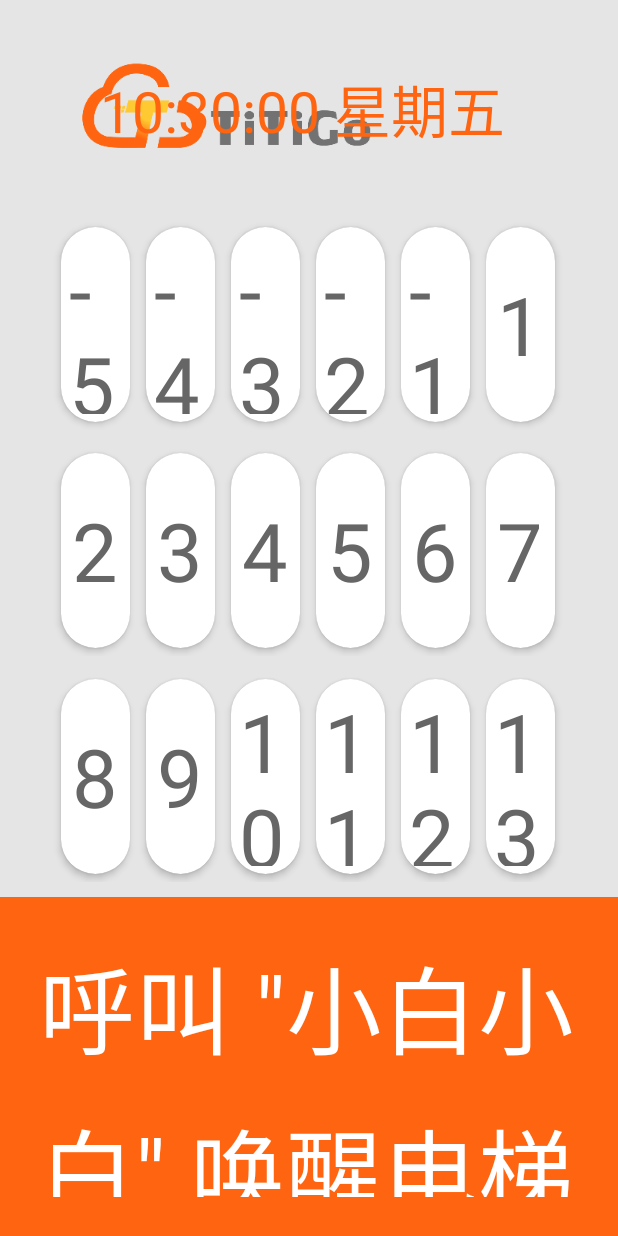
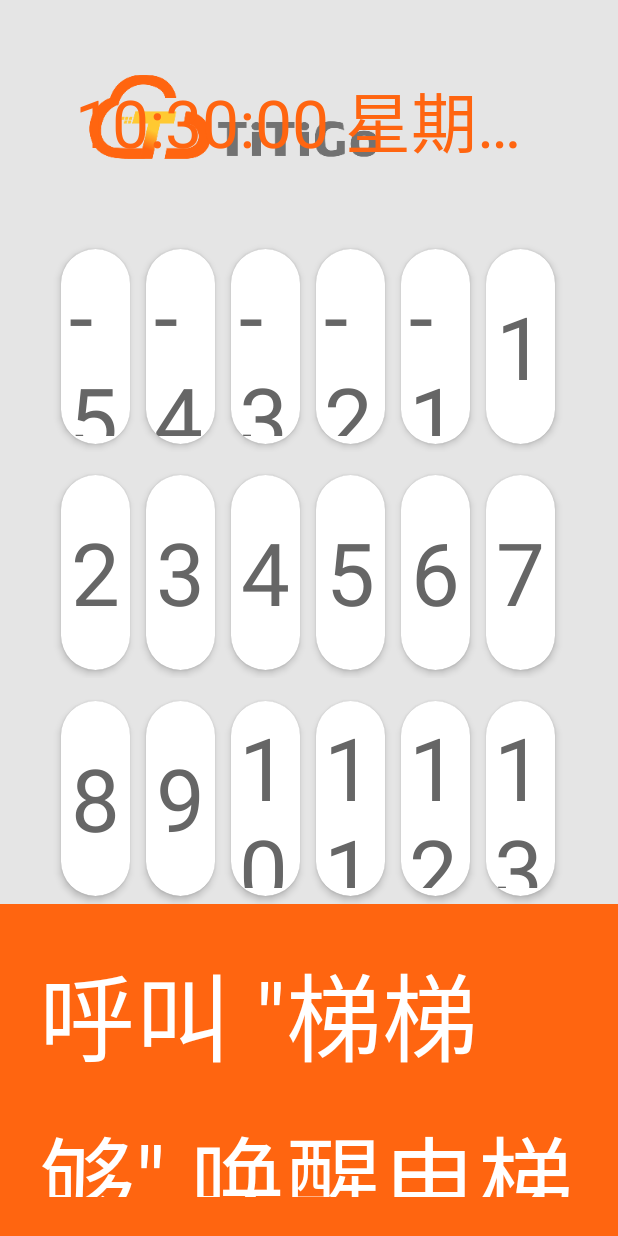
Before and after one commit to canqihe/IFLY_Demo, an Android app: the first screen one second after launch (TakeElevatorActivity), on a phone screen of 412 x 824 dp. Run offline under Robolectric (Android 15) with nearby library versions, the light colour scheme and no system bars; our stand-ins replace ButterKnife; libraries missing offline, so code that uses them is left out: me.f1reking.serialportlib; 22 statements that could not run were skipped.

Commit message:
改变唤醒词 titigo

```diff
--- a/app/build.gradle
+++ b/app/build.gradle
@@ -43,11 +43,9 @@ dependencies {
     testImplementation 'junit:junit:4.12'
     androidTestImplementation 'androidx.test.ext:junit:1.1.1'
     androidTestImplementation 'androidx.test.espresso:espresso-core:3.2.0'
-    implementation files('libs/Msc.jar')
     // 黄油刀
     implementation 'com.jakewharton:butterknife:10.0.0'
     annotationProcessor 'com.jakewharton:butterknife-compiler:10.0.0'
-    implementation files('libs/commons-lang3-3.1.jar')
     //CardView
     implementation 'androidx.cardview:cardview:1.0.0'
     //串口通信
@@ -56,5 +54,6 @@ dependencies {
     implementation 'com.linsea:universalvideoview:1.0.0@aar'
     //网络库 封装RXjava2+Retrofit+okhttp
     implementation 'com.zhouyou:rxeasyhttp:2.1.5'
-
+    implementation files('libs/Msc.jar')
+    implementation files('libs/commons-lang3-3.1.jar')
 }
--- a/app/src/main/java/com/true_u/ifly_elevator/TakeElevatorActivity.java
+++ b/app/src/main/java/com/true_u/ifly_elevator/TakeElevatorActivity.java
@@ -10,6 +10,7 @@ import android.util.Log;
 import android.view.Menu;
 import android.view.MenuInflater;
 import android.view.MenuItem;
+import android.view.View;
 import android.widget.GridView;
 import android.widget.TextView;
 import android.widget.Toast;
@@ -69,6 +70,9 @@ public class TakeElevatorActivity extends AppCompatActivity {
     @BindView(R.id.isr_text)
     TextView voiceText;
 
+    @BindView(R.id.floor_num_text)
+    TextView floorNumText;
+
     @BindView(R.id.grid_view)
     GridView gridView;
 
@@ -114,6 +118,7 @@ public class TakeElevatorActivity extends AppCompatActivity {
     private SerialPortHelper mSerialPortHelper;
     //没有匹配结果次数
     private int recognitionCount;
+    private int trustFailCount;
 
     private String videoPath;
 
@@ -165,8 +170,9 @@ public class TakeElevatorActivity extends AppCompatActivity {
         for (int i = 1; i <= highFloor; i++) {
             list.add(i);
         }
-        floorAdapter = new FloorAdapter(TakeElevatorActivity.this, list, floorList);
+        floorAdapter = new FloorAdapter(TakeElevatorActivity.this);
         gridView.setAdapter(floorAdapter);
+        floorAdapter.updateData(list, floorList, 0);
     }
 
 
@@ -177,24 +183,38 @@ public class TakeElevatorActivity extends AppCompatActivity {
 
         @Override
         public void onVolumeChanged(int volume, byte[] data) {
-            Log.d(TAG, "打印-当前正在说话，音量大小：" + volume);
+            Log.d(TAG, "当前正在说话，音量大小：" + volume);
             siriWaveView.setVolume(volume);
         }
 
         @Override
         public void onResult(final RecognizerResult result, boolean isLast) {
             if (null != result && !TextUtils.isEmpty(result.getResultString())) {
-                Log.d(TAG, "打印-JSON" + result.getResultString());
+                Log.d(TAG, "JSON解析-" + result.getResultString());
                 floorNum = parseJson(result);//解析json
                 if (trust > 30) {//置信度大于30
+                    trustFailCount = 0;
                     sendPortMsg(floorNum); //发送串口数据
                     mTts.startSpeaking(floorNum + "楼", mTtsListener);
-                    voiceText.setText(floorNum + "楼");
+//                    voiceText.setText(floorNum + "楼");
+                    voiceText.setVisibility(View.INVISIBLE);
+                    floorNumText.setVisibility(View.VISIBLE);
+                    floorNumText.setText(floorNum + "楼");
                     floorList.add(floorNum);
+                    floorAdapter.updateData(list, floorList, 0);
                     floorAdapter.notifyDataSetChanged();
                 } else {
-                    mTts.startSpeaking("没听清，再说一次", mTtsListener);
-                    voiceText.setText("没听清，再说一次");
+                    floorNumText.setVisibility(View.INVISIBLE);
+                    trustFailCount++;
+                    if (trustFailCount <= 3) {
+                        voiceText.setVisibility(View.VISIBLE);
+                        mTts.startSpeaking("没听清。", mTtsListener);
+                        voiceText.setText("没听清。");
+                    } else {
+                        trustFailCount = 0;
+                        mTts.startSpeaking("我先离开，稍后回来", null);
+                        voiceWake();//继续监听唤醒
+                    }
                 }
             } else {
                 Log.d(TAG, "打印- null");
@@ -220,9 +240,9 @@ public class TakeElevatorActivity extends AppCompatActivity {
             if (recognitionCount < 3) {
                 startRecognize();
             } else {
+                recognitionCount = 0;
                 mTts.startSpeaking("我先离开，稍后回来", null);
                 voiceWake();//继续监听唤醒
-                recognitionCount = 0;
             }
         }
 
@@ -370,6 +390,11 @@ public class TakeElevatorActivity extends AppCompatActivity {
         mSerialPortHelper.setParity(PARITY.getParity(PARITY.NONE));
         mSerialPortHelper.setFlowCon(FLOWCON.getFlowCon(FLOWCON.NONE));
 
+        /*String[] paths = mSerialPortHelper.getAllDeicesPath();
+        for (int i = 0; i < mSerialPortHelper.getAllDeicesPath().length; i++) {
+            Log.e("打印-串口列表：", paths[i] + "");
+        }*/
+
         mSerialPortHelper.setIOpenSerialPortListener(new IOpenSerialPortListener() {
             @Override
             public void onSuccess(final File device) {
@@ -395,21 +420,28 @@ public class TakeElevatorActivity extends AppCompatActivity {
             //接收数据回调
             @Override
             public void onDataReceived(byte[] bytes) {
-                Log.d("打印-串口数据", "onDataReceived: " + HexUtils.byteArrToHex(bytes));
-
-                list.clear();
-
-                list = HexUtils.getDataNum(bytes);
-                for (int i = 0; i < list.size(); i++) {
-                    Log.e("打印-接收的楼层：", list.get(i) + "楼");
+                Log.d("打印-串口数据", "接收回调: " + HexUtils.byteArrToHex(bytes));
+                for (int i = 0; i < bytes.length; i++) Log.d("打印-bytes", i + "：" + bytes[i]);
+                if (bytes[0] == -91) {
+                    floorList.clear();
+                    floorList = HexUtils.getDataNum(bytes);
+                    for (int i = 0; i < floorList.size(); i++) {
+                        Log.e("打印-接收的串口数据：", "下标-" + floorList.get(i));
+                    }
+                    TakeElevatorActivity.this.runOnUiThread(new Runnable() {
+                        @Override
+                        public void run() {
+                            floorAdapter.updateData(list, floorList, 1);
+                            floorAdapter.notifyDataSetChanged();
+                        }
+                    });
                 }
-                // floorAdapter.notifyDataSetChanged();
             }
 
             //发送数据回调
             @Override
             public void onDataSend(byte[] bytes) {
-                Log.d("打印-串口数据", "onDataSend: " + Arrays.toString(bytes));
+                Log.d("打印-串口数据", "发送回调: " + Arrays.toString(bytes));
             }
         });
         Log.d("打印-串口数据", "open: " + mSerialPortHelper.open());
@@ -449,10 +481,11 @@ public class TakeElevatorActivity extends AppCompatActivity {
             return;
         }
 
+        floorNumText.setVisibility(View.INVISIBLE);
         siriWaveView.startAnim();
         voiceText.setBackgroundColor(Color.parseColor("#000000"));
         voiceText.setText("请继续\n我在听...");
-
+        voiceText.setVisibility(View.VISIBLE);
         ret = mVoiceRecognition.startListening(mRecognizerListener);
 
         if (ret != ErrorCode.SUCCESS) {
@@ -530,6 +563,8 @@ public class TakeElevatorActivity extends AppCompatActivity {
 //        mWake = VoiceWakeuper.getWakeuper();
         Log.d(TAG, "打印-进入唤醒状态！ ");
 
+        floorNumText.setVisibility(View.INVISIBLE);
+        voiceText.setVisibility(View.VISIBLE);
         voiceText.setText(R.string.ttg_desc);
         voiceText.setBackgroundColor(Color.parseColor("#ff6510"));
         if (mWake != null) {
@@ -627,6 +662,7 @@ public class TakeElevatorActivity extends AppCompatActivity {
             @Override
             public void run() {
                 Toast.makeText(TakeElevatorActivity.this, str, Toast.LENGTH_SHORT).show();
+                voiceText.setText(str);
             }
         });
     }
--- a/app/src/main/java/com/true_u/ifly_elevator/adapter/FloorAdapter.java
+++ b/app/src/main/java/com/true_u/ifly_elevator/adapter/FloorAdapter.java
@@ -23,25 +23,35 @@ import androidx.cardview.widget.CardView;
  * E-mail: hecanqi168@gmail.com
  */
 public class FloorAdapter extends BaseAdapter {
-    private Context context;
-    private List<Integer> mList;
-    private List<Integer> floorList;
+    Context context;
+    List<Integer> mList;
+    List<Integer> floorList;
+    int Devflag;//0设备 1串口
 
-    public FloorAdapter(Context context, List<Integer> list, List<Integer> floorList) {
+    public FloorAdapter(Context context) {
         this.context = context;
+    }
+
+    public void updateData(List<Integer> list, List<Integer> floorList, int flag) {
         this.mList = list;
         this.floorList = floorList;
+        this.Devflag = flag;
     }
 
 
     @Override
     public int getCount() {
+        if (mList != null)
             return mList.size();
+        else return 0;
     }
 
     @Override
     public Object getItem(int i) {
+        if (mList != null && mList.size() > i) {
             return mList.get(i);
+        }
+        return null;
     }
 
     @Override
@@ -64,13 +74,23 @@ public class FloorAdapter extends BaseAdapter {
             holder = (ViewHolder) convertView.getTag();
         }
         holder.text.setText(mList.get(position) + "");
+        holder.text.setTextColor(Color.parseColor("#666666"));
         holder.cardView.setBackground(context.getDrawable(R.drawable.radius_font));
 
         if (floorList.size() != 0) {
+            if (Devflag == 0) {
                 for (int i = 0; i < floorList.size(); i++) {
                     if (floorList.get(i) == mList.get(position)) {
                         holder.text.setTextColor(Color.parseColor("#ff6510"));
                         holder.cardView.setBackground(context.getDrawable(R.drawable.radius_floor));
+                    }
+                }
+            } else {
+                for (int i = 0; i < floorList.size(); i++) {
+                    if (floorList.get(i) == position) {
+                        holder.text.setTextColor(Color.parseColor("#ff6510"));
+                        holder.cardView.setBackground(context.getDrawable(R.drawable.radius_floor));
+                    }
                 }
             }
         }
--- a/app/src/main/res/drawable/radius_floor.xml
+++ b/app/src/main/res/drawable/radius_floor.xml
@@ -3,6 +3,6 @@
     <corners android:radius="360dp" />
     <solid android:color="@android:color/white" />
     <stroke
-        android:width="4dp"
+        android:width="5dp"
         android:color="@color/theme_orange" />
 </shape>
--- a/app/src/main/res/layout/activity_take_elevator.xml
+++ b/app/src/main/res/layout/activity_take_elevator.xml
@@ -12,9 +12,9 @@
     <RelativeLayout
         android:layout_width="match_parent"
         android:layout_height="wrap_content"
-        android:paddingLeft="45dp"
-        android:paddingRight="75dp"
-        android:paddingTop="35dp"
+        android:paddingLeft="50dp"
+        android:paddingRight="55dp"
+        android:paddingTop="50dp"
         android:paddingBottom="35dp"
         android:layout_gravity="top">
 
@@ -34,7 +34,7 @@
             android:singleLine="true"
             android:text="15:46:09 星期六"
             android:textColor="@color/theme_orange"
-            android:textSize="38dp" />
+            android:textSize="44dp" />
 
     </RelativeLayout>
 
@@ -63,7 +63,6 @@
             android:layout_height="match_parent"
             android:background="@android:color/white">
 
-
             <TextView
                 android:id="@+id/isr_text"
                 android:layout_width="match_parent"
@@ -82,6 +81,18 @@
                 app:layout_constraintLeft_toLeftOf="parent"
                 app:layout_constraintRight_toRightOf="parent"
                 app:layout_constraintTop_toTopOf="parent" />
+
+            <TextView
+                android:id="@+id/floor_num_text"
+                android:layout_width="match_parent"
+                android:layout_height="match_parent"
+                android:gravity="center"
+                android:background="#000000"
+                android:visibility="invisible"
+                android:lineSpacingExtra="14dp"
+                android:text="0楼"
+                android:textColor="@android:color/white"
+                android:textSize="164dp" />
             <!-- <FrameLayout
                  android:id="@+id/video_layout"
                  android:layout_width="fill_parent"
--- a/app/src/main/res/layout/item_floor.xml
+++ b/app/src/main/res/layout/item_floor.xml
@@ -26,7 +26,7 @@
                 android:layout_margin="5dp"
                 android:text="1"
                 android:textColor="#666666"
-                android:textSize="54dp" />
+                android:textSize="58dp" />
 
         </androidx.cardview.widget.CardView>
     </RelativeLayout>
--- a/app/src/main/res/values/strings.xml
+++ b/app/src/main/res/values/strings.xml
@@ -26,7 +26,7 @@
 
     <string name="pref_key_translate">translate</string>
     <string name="pref_title_translate">翻译</string>
-    <string name="default_response">我是小白，请讲..</string>
+    <string name="default_response">我是梯梯够，请讲..</string>
 
     <!-- 合成 -->
     <string name="tts_toast_format" formatted="false">缓冲进度为%d%%，播放进度为%d%%</string>
@@ -34,7 +34,7 @@
     <string name="wake_demo_hint">请点击“开始唤醒”后读出您在开放平台购买的唤醒词，当引擎计算得分大于您设置的门限值时，即可进行唤醒。</string>
     <string name="oneshot_demo_hint">请点击“唤醒+识别”后读出您在开放平台购买的唤醒词+语法中指定的识别对象，当引擎计算得分大于您设置的门限值时，即可进行唤醒+识别。</string>
     <string name="oneshot_resource_hint">本示例识别词语为“张三|李四|张海洋”，请开发者将语法文件中的唤醒词字段替换，本地语法定义详见demo工程的asset/wake.bnf文件。</string>
-    <string name="ttg_desc">呼叫 \"小白小白\" 唤醒电梯\n说出目标楼层\n例如：去6楼</string>
+    <string name="ttg_desc">呼叫 \"梯梯够\" 唤醒电梯\n说出目标楼层\n例如：去6楼</string>
     <string-array name="voicer_cloud_entries">
         <item>小燕</item>
         <item>小宇</item>
--- a/app/src/main/res/values/styles.xml
+++ b/app/src/main/res/values/styles.xml
@@ -3,9 +3,9 @@
     <!-- Base application theme. -->
     <style name="AppTheme" parent="Theme.AppCompat.Light.NoActionBar">
         <!-- Customize your theme here. -->
-        <item name="colorPrimary">@color/colorPrimary</item>
-        <item name="colorPrimaryDark">@color/colorPrimaryDark</item>
-        <item name="colorAccent">@color/colorAccent</item>
+        <item name="colorPrimary">#FF5722</item>
+        <item name="colorPrimaryDark">#E64A19</item>
+        <item name="colorAccent">#03A9F4</item>
     </style>
 
 </resources>
```
Also changed, not shown: app/src/main/assets/layout/ifly_layout_mnotice_image.xml (added, +13 -0 lines), app/src/main/java/com/true_u/ifly_elevator/util/HexUtils.java (+7 -1 lines), 1 other file. Lines whose indentation alone changed are shown as unchanged.
